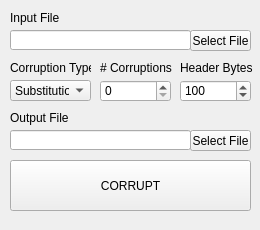
Old version of the form Corruptor/Corruptor.ui in the repository bkblanton/Corruptor.
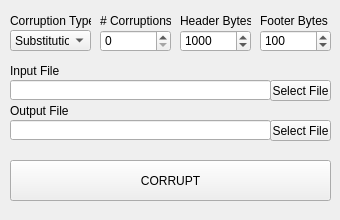
New version of the form.

Commit message: Add footer size option

Patch:
```diff
--- a/Corruptor/Corruptor.ui
+++ b/Corruptor/Corruptor.ui
@@ -6,8 +6,8 @@
    <rect>
     <x>0</x>
     <y>0</y>
-    <width>260</width>
-    <height>230</height>
+    <width>340</width>
+    <height>220</height>
    </rect>
   </property>
   <property name="sizePolicy">
@@ -18,14 +18,14 @@
   </property>
   <property name="minimumSize">
    <size>
-    <width>260</width>
-    <height>230</height>
+    <width>340</width>
+    <height>220</height>
    </size>
   </property>
   <property name="maximumSize">
    <size>
-    <width>260</width>
-    <height>230</height>
+    <width>340</width>
+    <height>220</height>
    </size>
   </property>
   <property name="windowTitle">
@@ -36,7 +36,7 @@
     <property name="geometry">
      <rect>
       <x>10</x>
-      <y>80</y>
+      <y>30</y>
       <width>81</width>
       <height>21</height>
      </rect>
@@ -65,8 +65,8 @@
    <widget class="QPushButton" name="inFileSelectButton">
     <property name="geometry">
      <rect>
-      <x>190</x>
-      <y>30</y>
+      <x>270</x>
+      <y>80</y>
       <width>61</width>
       <height>21</height>
      </rect>
@@ -79,9 +79,9 @@
     <property name="geometry">
      <rect>
       <x>10</x>
-      <y>60</y>
+      <y>10</y>
       <width>81</width>
-      <height>16</height>
+      <height>21</height>
      </rect>
     </property>
     <property name="text">
@@ -92,9 +92,9 @@
     <property name="geometry">
      <rect>
       <x>100</x>
-      <y>60</y>
-      <width>81</width>
-      <height>16</height>
+      <y>10</y>
+      <width>71</width>
+      <height>21</height>
      </rect>
     </property>
     <property name="text">
@@ -105,7 +105,7 @@
     <property name="geometry">
      <rect>
       <x>100</x>
-      <y>80</y>
+      <y>30</y>
       <width>71</width>
       <height>22</height>
      </rect>
@@ -124,9 +124,9 @@
     <property name="geometry">
      <rect>
       <x>10</x>
-      <y>10</y>
+      <y>60</y>
       <width>51</width>
-      <height>16</height>
+      <height>21</height>
      </rect>
     </property>
     <property name="text">
@@ -137,9 +137,9 @@
     <property name="geometry">
      <rect>
       <x>10</x>
-      <y>110</y>
-      <width>101</width>
-      <height>16</height>
+      <y>100</y>
+      <width>61</width>
+      <height>21</height>
      </rect>
     </property>
     <property name="text">
@@ -151,8 +151,8 @@
      <rect>
       <x>10</x>
       <y>160</y>
-      <width>241</width>
-      <height>51</height>
+      <width>321</width>
+      <height>41</height>
      </rect>
     </property>
     <property name="text">
@@ -166,7 +166,7 @@
     <property name="geometry">
      <rect>
       <x>180</x>
-      <y>80</y>
+      <y>30</y>
       <width>71</width>
       <height>22</height>
      </rect>
@@ -175,16 +175,16 @@
      <number>2147483647</number>
     </property>
     <property name="value">
-     <number>100</number>
+     <number>1000</number>
     </property>
    </widget>
    <widget class="QLabel" name="numProtectedBytesLabel">
     <property name="geometry">
      <rect>
       <x>180</x>
-      <y>60</y>
-      <width>91</width>
-      <height>16</height>
+      <y>10</y>
+      <width>71</width>
+      <height>21</height>
      </rect>
     </property>
     <property name="text">
@@ -195,8 +195,8 @@
     <property name="geometry">
      <rect>
       <x>10</x>
-      <y>30</y>
-      <width>181</width>
+      <y>80</y>
+      <width>261</width>
       <height>20</height>
      </rect>
     </property>
@@ -204,8 +204,8 @@
    <widget class="QPushButton" name="outFileSelectButton">
     <property name="geometry">
      <rect>
-      <x>190</x>
-      <y>130</y>
+      <x>270</x>
+      <y>120</y>
       <width>61</width>
       <height>21</height>
      </rect>
@@ -218,12 +218,41 @@
     <property name="geometry">
      <rect>
       <x>10</x>
-      <y>130</y>
-      <width>181</width>
+      <y>120</y>
+      <width>261</width>
       <height>20</height>
      </rect>
     </property>
    </widget>
+   <widget class="QSpinBox" name="footerBytesSpinner">
+    <property name="geometry">
+     <rect>
+      <x>260</x>
+      <y>30</y>
+      <width>71</width>
+      <height>22</height>
+     </rect>
+    </property>
+    <property name="maximum">
+     <number>2147483647</number>
+    </property>
+    <property name="value">
+     <number>100</number>
+    </property>
+   </widget>
+   <widget class="QLabel" name="footerBytesLabel">
+    <property name="geometry">
+     <rect>
+      <x>260</x>
+      <y>10</y>
+      <width>71</width>
+      <height>21</height>
+     </rect>
+    </property>
+    <property name="text">
+     <string>Footer Bytes</string>
+    </property>
+   </widget>
   </widget>
   <widget class="QStatusBar" name="statusBar">
    <property name="sizeGripEnabled">
```
Left out of the diff: 11 changed lines with no effect on the pictures. The commit also changes 4 other files.
